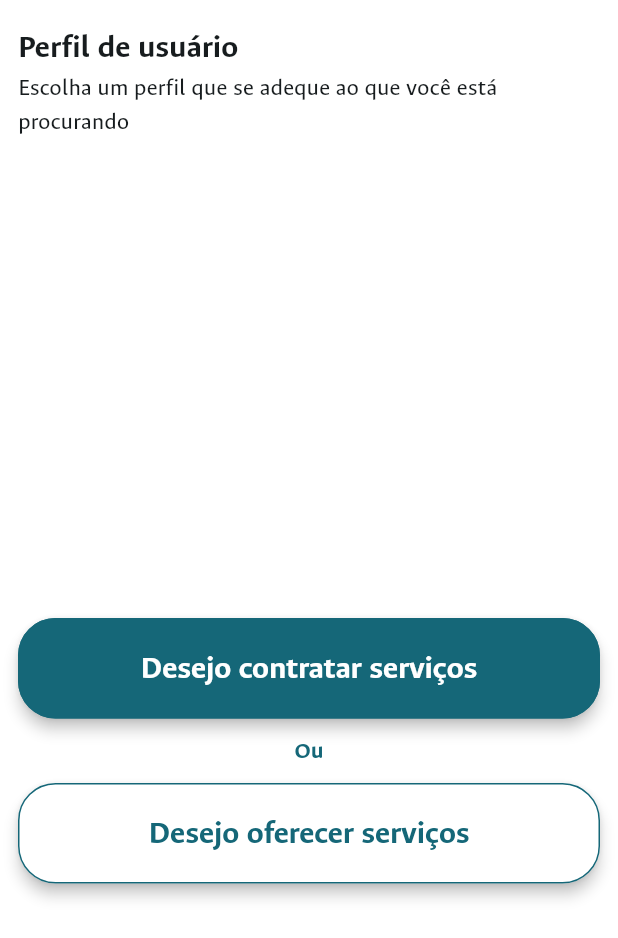
After one commit to CleisonFreitas/local-service-flutter, a Flutter app: the IdentificationScreen screen opened by its route, on a phone screen of 412 x 824 dp. The commit adds this screen. Shown: the top 938 px of the screen. Run offline on Flutter 3.47's test engine with Material 3 defaults, Android fonts, the phone set to English and light mode, and no system bars; our stand-ins replace go_router.

Commit message:
feat(tela-de-servicos) adicionando tela de opção para escolhe do perfil do usuário

```diff
--- a/lib/core/constants/app_texts.dart
+++ b/lib/core/constants/app_texts.dart
@@ -27,11 +27,18 @@ class AppTexts {
     fontStyle: FontStyle.italic,
     fontSize: 12,
   );
+
+  static const TextStyle title = TextStyle(
+    fontFamily: 'AncizarSans',
+    fontWeight: FontWeight.bold,
+    fontSize: 22,
+  );
 }
 
 extension TextStyleX on TextStyle {
   TextStyle get white => copyWith(color: AppColors.secondary);
   TextStyle get primary => copyWith(color: AppColors.primary);
   TextStyle get secondary => copyWith(color: AppColors.secondary);
+  TextStyle get black => copyWith(color: Color(0x00000000));
   TextStyle get bold => copyWith(fontWeight: FontWeight.bold);
 }
--- a/lib/core/router/app_router.dart
+++ b/lib/core/router/app_router.dart
@@ -1,4 +1,5 @@
 import 'package:go_router/go_router.dart';
+import 'package:local_services/features/auth/identification/identification_screen.dart';
 import 'package:local_services/features/auth/sigin/home_screen.dart';
 import 'package:local_services/features/auth/sigin/login_screen.dart';
 import 'package:local_services/features/auth/signup/signup.dart';
@@ -9,6 +10,10 @@ final routerConfig = GoRouter(
   routes: [
     GoRoute(path: '/', builder: (context, state) => const SplashScreen()),
     GoRoute(path: '/home', builder: (context, state) => const HomeScreen()),
+    GoRoute(
+      path: '/identification',
+      builder: (context, state) => const IdentificationScreen(),
+    ),
     GoRoute(path: '/login', builder: (context, state) => const LoginScreen()),
     GoRoute(path: '/register', builder: (context, state) => const SignUp()),
   ],
--- /dev/null
+++ b/lib/features/auth/identification/identification_screen.dart
@@ -0,0 +1,72 @@
+import 'package:flutter/material.dart';
+import 'package:local_services/core/constants/app_colors.dart';
+import 'package:local_services/core/constants/app_texts.dart';
+import 'package:local_services/shared/components/custom_button.dart';
+import 'package:local_services/shared/components/custom_subtitle.dart';
+import 'package:local_services/shared/components/custom_title.dart';
+import 'package:local_services/shared/enums/button_enum.dart';
+
+class IdentificationScreen extends StatefulWidget {
+  const IdentificationScreen({super.key});
+
+  @override
+  State<IdentificationScreen> createState() => _IdentificationScreenState();
+}
+
+class _IdentificationScreenState extends State<IdentificationScreen> {
+  @override
+  Widget build(BuildContext context) {
+    return Scaffold(
+      body: Container(
+        padding: EdgeInsets.symmetric(horizontal: 12, vertical: 16),
+        decoration: BoxDecoration(color: AppColors.secondary),
+        child: Column(
+          mainAxisAlignment: MainAxisAlignment.start,
+          mainAxisSize: MainAxisSize.max,
+          crossAxisAlignment: CrossAxisAlignment.start,
+          children: [
+            Expanded(
+              child: Column(
+                crossAxisAlignment: CrossAxisAlignment.start,
+                children: [
+                  CustomTitle(title: 'Perfil de usuário'),
+                  CustomSubtitle(
+                    title:
+                        'Escolha um perfil que se adeque ao que você está procurando',
+                  ),
+                ],
+              ),
+            ),
+            Expanded(
+              child: Column(
+                crossAxisAlignment: CrossAxisAlignment.center,
+                mainAxisAlignment: MainAxisAlignment.start,
+                mainAxisSize: MainAxisSize.min,
+                spacing: 10,
+                children: <Widget>[
+                  CustomButton(
+                    text: 'Desejo contratar serviços',
+                    buttonEnum: ButtonEnum.secondary,
+                    action: () {},
+                  ),
+                  Text(
+                    'Ou',
+                    style: AppTexts.subtitle2.copyWith(
+                      color: AppColors.primary,
+                      fontWeight: FontWeight.bold,
+                    ),
+                  ),
+                  CustomButton(
+                    text: 'Desejo oferecer serviços',
+                    buttonEnum: ButtonEnum.primary,
+                    action: () {},
+                  ),
+                ],
+              ),
+            ),
+          ],
+        ),
+      ),
+    );
+  }
+}
--- a/lib/features/auth/splash/splash_screen.dart
+++ b/lib/features/auth/splash/splash_screen.dart
@@ -20,7 +20,8 @@ class _SplashScreenState extends State<SplashScreen> {
 
       Future.delayed(Duration(seconds: 5), () {
         if (!mounted) return;
-        GoRouter.of(context).go('/home');
+        //GoRouter.of(context).go('/home');
+        GoRouter.of(context).go('/identification');
       });
     });
     super.initState();
--- /dev/null
+++ b/lib/shared/components/custom_subtitle.dart
@@ -0,0 +1,12 @@
+import 'package:flutter/material.dart';
+import 'package:local_services/core/constants/app_texts.dart';
+
+class CustomSubtitle extends StatelessWidget {
+  final String title;
+  const CustomSubtitle({super.key, required this.title});
+
+  @override
+  Widget build(BuildContext context) {
+    return Text(title, style: AppTexts.subtitle2);
+  }
+}
--- /dev/null
+++ b/lib/shared/components/custom_title.dart
@@ -0,0 +1,12 @@
+import 'package:flutter/material.dart';
+import 'package:local_services/core/constants/app_texts.dart';
+
+class CustomTitle extends StatelessWidget {
+  final String title;
+  const CustomTitle({super.key, required this.title});
+
+  @override
+  Widget build(BuildContext context) {
+    return Text(title, style: AppTexts.headingBold);
+  }
+}
```
